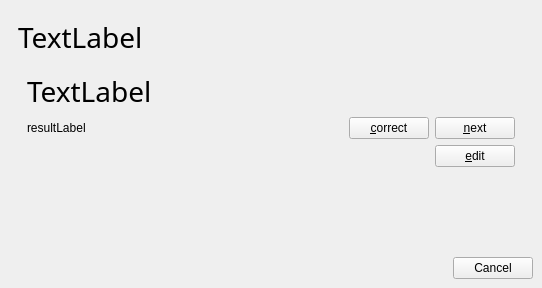
This is VocableQuiz.ui in nsams/vocablecoach as Qt 5 draws it before an edit. The edited form follows.
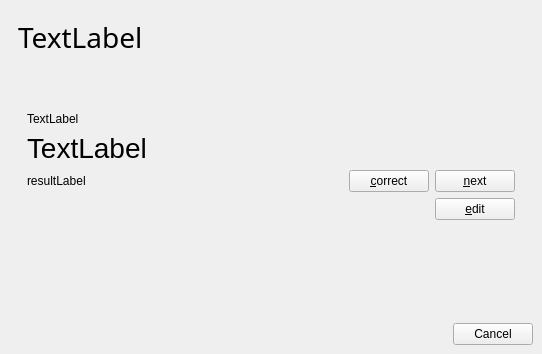
This is the edited form. The open tabs and pages were chosen to show the change. Icons and pictures are not drawn.

Commit message: - issue #19: quiz in both directions, display results everywhere

What changed in the file:
```diff
--- a/VocableQuiz.ui
+++ b/VocableQuiz.ui
@@ -6,7 +6,7 @@
     <x>0</x>
     <y>0</y>
     <width>542</width>
-    <height>288</height>
+    <height>354</height>
    </rect>
   </property>
   <property name="windowTitle" >
@@ -105,30 +105,31 @@
          </widget>
          <widget class="QWidget" name="nextPage" >
           <layout class="QGridLayout" >
-           <property name="margin" >
-            <number>9</number>
-           </property>
-           <property name="spacing" >
-            <number>6</number>
-           </property>
-           <item row="2" column="3" >
-            <widget class="QPushButton" name="editButton" >
+           <item row="0" column="0" >
+            <spacer>
+             <property name="orientation" >
+              <enum>Qt::Vertical</enum>
+             </property>
+             <property name="sizeHint" >
+              <size>
+               <width>20</width>
+               <height>40</height>
+              </size>
+             </property>
+            </spacer>
+           </item>
+           <item row="1" column="0" colspan="3" >
+            <widget class="QLabel" name="resultForeignLanguageNameLabel" >
              <property name="text" >
-              <string>&amp;edit</string>
+              <string>TextLabel</string>
              </property>
             </widget>
            </item>
-           <item row="0" column="0" colspan="3" >
+           <item row="2" column="0" >
             <widget class="QLabel" name="resultLabel" >
              <property name="font" >
               <font>
-               <family>Sans Serif</family>
                <pointsize>21</pointsize>
-               <weight>50</weight>
-               <italic>false</italic>
-               <bold>false</bold>
-               <underline>false</underline>
-               <strikeout>false</strikeout>
               </font>
              </property>
              <property name="text" >
@@ -136,7 +137,27 @@
              </property>
             </widget>
            </item>
-           <item row="1" column="2" >
+           <item row="3" column="0" >
+            <widget class="QLabel" name="resultTextLabel" >
+             <property name="text" >
+              <string>resultLabel</string>
+             </property>
+            </widget>
+           </item>
+           <item row="3" column="1" >
+            <spacer>
+             <property name="orientation" >
+              <enum>Qt::Horizontal</enum>
+             </property>
+             <property name="sizeHint" >
+              <size>
+               <width>40</width>
+               <height>20</height>
+              </size>
+             </property>
+            </spacer>
+           </item>
+           <item row="3" column="2" >
             <widget class="QPushButton" name="correctButton" >
              <property name="toolTip" >
               <string>mark correct and move to next vocable</string>
@@ -146,30 +167,17 @@
              </property>
             </widget>
            </item>
-           <item row="1" column="1" >
-            <spacer>
-             <property name="orientation" >
-              <enum>Qt::Horizontal</enum>
-             </property>
-             <property name="sizeHint" >
-              <size>
-               <width>40</width>
-               <height>20</height>
-              </size>
-             </property>
-            </spacer>
-           </item>
-           <item row="1" column="3" >
+           <item row="3" column="3" >
             <widget class="QPushButton" name="nextButton" >
              <property name="text" >
               <string>&amp;next</string>
              </property>
             </widget>
            </item>
-           <item row="1" column="0" >
-            <widget class="QLabel" name="resultTextLabel" >
+           <item row="4" column="3" >
+            <widget class="QPushButton" name="editButton" >
              <property name="text" >
-              <string>resultLabel</string>
+              <string>&amp;edit</string>
              </property>
             </widget>
            </item>
```
Left out of the diff: 146 changed lines with no effect on the pictures. The commit also changes 24 other files.
